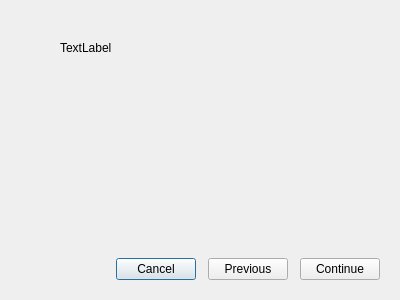
This is rtcalibratetcudialog.ui in britus/RoccatTyon as Qt 5 draws it before an edit. The edited form follows.
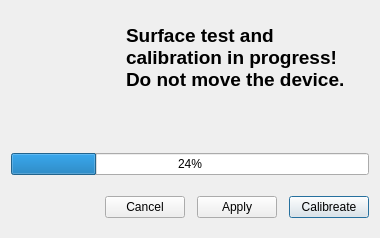
This is the edited form. Custom widgets are drawn as their Qt base class.

Patch:
```diff
--- a/rtcalibratetcudialog.ui
+++ b/rtcalibratetcudialog.ui
@@ -2,37 +2,134 @@
 <ui version="4.0">
  <class>RTCalibrateTcuDialog</class>
  <widget class="QDialog" name="RTCalibrateTcuDialog">
-  <property name="geometry">
-   <rect>
-    <x>0</x>
-    <y>0</y>
-    <width>400</width>
-    <height>300</height>
-   </rect>
+  <property name="minimumSize">
+   <size>
+    <width>380</width>
+    <height>200</height>
+   </size>
+  </property>
+  <property name="maximumSize">
+   <size>
+    <width>380</width>
+    <height>238</height>
+   </size>
   </property>
   <property name="windowTitle">
    <string>Dialog</string>
   </property>
   <layout class="QVBoxLayout" name="verticalLayout">
+   <property name="spacing">
+    <number>12</number>
+   </property>
    <item>
     <widget class="QWidget" name="widget_2" native="true">
      <layout class="QVBoxLayout" name="verticalLayout_2">
       <item>
        <widget class="QStackedWidget" name="swWizzard">
-        <widget class="QWidget" name="page">
-         <widget class="QLabel" name="label">
-          <property name="geometry">
-           <rect>
-            <x>40</x>
-            <y>20</y>
-            <width>58</width>
-            <height>16</height>
-           </rect>
+        <property name="currentIndex">
+         <number>1</number>
+        </property>
+        <widget class="QWidget" name="pgIntro">
+         <layout class="QGridLayout" name="gridLayout">
+          <item row="0" column="0">
+           <widget class="QLabel" name="txIntro">
+            <property name="text">
+             <string>&lt;html&gt;&lt;head/&gt;&lt;body&gt;&lt;p&gt;&lt;span style=&quot; font-size:14pt;&quot;&gt;The next steps will run a surface test and then calibrate the sensor. Please do not move the mouse.&lt;/span&gt;&lt;/p&gt;&lt;/body&gt;&lt;/html&gt;</string>
+            </property>
+            <property name="alignment">
+             <set>Qt::AlignmentFlag::AlignLeading|Qt::AlignmentFlag::AlignLeft|Qt::AlignmentFlag::AlignTop</set>
+            </property>
+            <property name="wordWrap">
+             <bool>true</bool>
+            </property>
+            <property name="textInteractionFlags">
+             <set>Qt::TextInteractionFlag::NoTextInteraction</set>
+            </property>
+           </widget>
+          </item>
+         </layout>
+        </widget>
+        <widget class="QWidget" name="pgCalibrate">
+         <layout class="QGridLayout" name="gridLayout_3">
+          <property name="leftMargin">
+           <number>0</number>
           </property>
-          <property name="text">
-           <string>TextLabel</string>
+          <property name="topMargin">
+           <number>0</number>
           </property>
-         </widget>
+          <property name="rightMargin">
+           <number>0</number>
+          </property>
+          <property name="bottomMargin">
+           <number>4</number>
+          </property>
+          <property name="spacing">
+           <number>12</number>
+          </property>
+          <item row="2" column="0">
+           <spacer name="verticalSpacer_2">
+            <property name="orientation">
+             <enum>Qt::Orientation::Vertical</enum>
+            </property>
+            <property name="sizeHint" stdset="0">
+             <size>
+              <width>20</width>
+              <height>40</height>
+             </size>
+            </property>
+           </spacer>
+          </item>
+          <item row="0" column="1">
+           <widget class="QLabel" name="txInstruction">
+            <property name="sizePolicy">
+             <sizepolicy hsizetype="Expanding" vsizetype="Expanding">
+              <horstretch>0</horstretch>
+              <verstretch>0</verstretch>
+             </sizepolicy>
+            </property>
+            <property name="text">
+             <string>&lt;html&gt;&lt;head/&gt;&lt;body&gt;&lt;p&gt;&lt;span style=&quot; font-size:14pt; font-weight:700;&quot;&gt;Surface test and calibration in progress! Do not move the device.&lt;/span&gt;&lt;/p&gt;&lt;/body&gt;&lt;/html&gt;</string>
+            </property>
+            <property name="alignment">
+             <set>Qt::AlignmentFlag::AlignLeading|Qt::AlignmentFlag::AlignLeft|Qt::AlignmentFlag::AlignTop</set>
+            </property>
+            <property name="wordWrap">
+             <bool>true</bool>
+            </property>
+            <property name="margin">
+             <number>2</number>
+            </property>
+            <property name="indent">
+             <number>4</number>
+            </property>
+            <property name="textInteractionFlags">
+             <set>Qt::TextInteractionFlag::NoTextInteraction</set>
+            </property>
+           </widget>
+          </item>
+          <item row="0" column="0">
+           <widget class="RTTcuImageWidget" name="tcuImage" native="true">
+            <property name="sizePolicy">
+             <sizepolicy hsizetype="Fixed" vsizetype="Expanding">
+              <horstretch>0</horstretch>
+              <verstretch>0</verstretch>
+             </sizepolicy>
+            </property>
+            <property name="minimumSize">
+             <size>
+              <width>90</width>
+              <height>90</height>
+             </size>
+            </property>
+            <property name="maximumSize">
+             <size>
+              <width>90</width>
+              <height>90</height>
+             </size>
+            </property>
+           </widget>
+          </item>
+         </layout>
         </widget>
         <widget class="QWidget" name="page_2"/>
        </widget>
@@ -41,11 +138,24 @@
     </widget>
    </item>
    <item>
-    <widget class="QWidget" name="widget" native="true">
+    <widget class="QProgressBar" name="progressBar">
+     <property name="value">
+      <number>24</number>
+     </property>
+    </widget>
+   </item>
+   <item>
+    <widget class="QWidget" name="pnlButtons" native="true">
      <layout class="QHBoxLayout" name="horizontalLayout">
       <property name="spacing">
        <number>12</number>
       </property>
+      <property name="leftMargin">
+       <number>0</number>
+      </property>
+      <property name="rightMargin">
+       <number>0</number>
+      </property>
       <item>
        <spacer name="horizontalSpacer">
         <property name="orientation">
@@ -64,19 +174,31 @@
         <property name="text">
          <string>Cancel</string>
         </property>
+        <property name="autoDefault">
+         <bool>false</bool>
+        </property>
        </widget>
       </item>
       <item>
        <widget class="QPushButton" name="pbPrevPage">
         <property name="text">
-         <string>Previous</string>
+         <string>Apply</string>
+        </property>
+        <property name="autoDefault">
+         <bool>true</bool>
         </property>
        </widget>
       </item>
       <item>
        <widget class="QPushButton" name="pbNextPage">
         <property name="text">
-         <string>Continue</string>
+         <string>Calibreate</string>
+        </property>
+        <property name="autoDefault">
+         <bool>true</bool>
+        </property>
+        <property name="default">
+         <bool>true</bool>
         </property>
        </widget>
       </item>
@@ -85,6 +207,14 @@
    </item>
   </layout>
  </widget>
+ <customwidgets>
+  <customwidget>
+   <class>RTTcuImageWidget</class>
+   <extends>QWidget</extends>
+   <header>rttcuimagewidget.h</header>
+   <container>1</container>
+  </customwidget>
+ </customwidgets>
  <resources/>
  <connections/>
 </ui>
```
Left out of the diff: 5 changed lines with no effect on the pictures.
